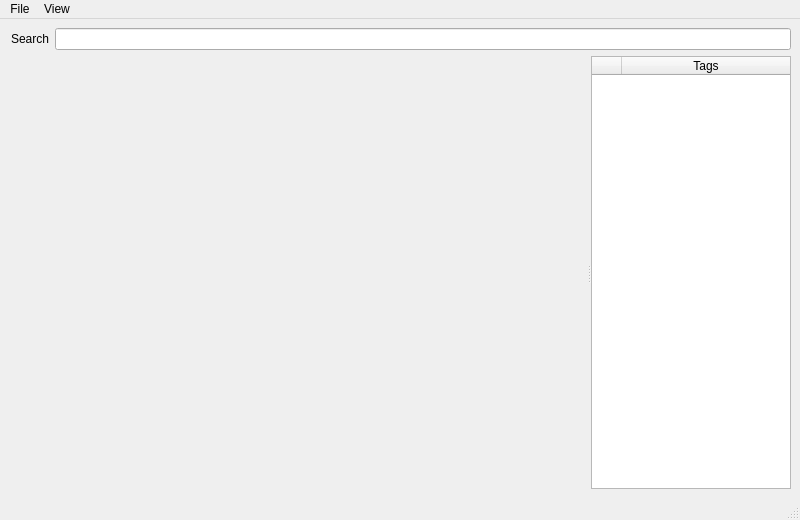
Qt form scripts/cwsmt/pipeline/scriptsinterface/ui/main.ui (chowooseoung/cwsmt) before a commit.
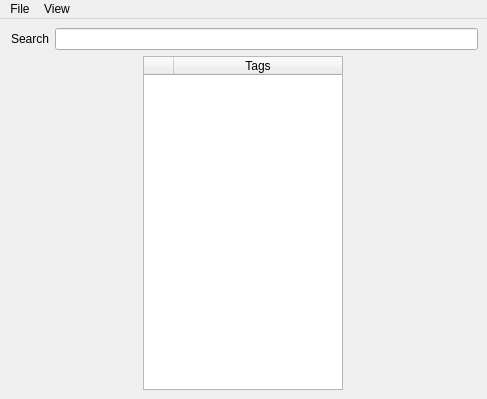
The same form after that commit.

```diff
--- a/scripts/cwsmt/pipeline/scriptsinterface/ui/main.ui
+++ b/scripts/cwsmt/pipeline/scriptsinterface/ui/main.ui
@@ -6,8 +6,8 @@
    <rect>
     <x>0</x>
     <y>0</y>
-    <width>800</width>
-    <height>520</height>
+    <width>487</width>
+    <height>399</height>
    </rect>
   </property>
   <property name="windowTitle">
@@ -20,6 +20,9 @@
       <property name="leftMargin">
        <number>2</number>
       </property>
+      <property name="rightMargin">
+       <number>0</number>
+      </property>
       <item>
        <widget class="QLabel" name="label">
         <property name="text">
@@ -33,13 +36,11 @@
      </layout>
     </item>
     <item>
-     <widget class="QSplitter" name="splitter">
-      <property name="orientation">
-       <enum>Qt::Horizontal</enum>
-      </property>
-      <widget class="QWidget" name="layoutWidget">
+     <layout class="QHBoxLayout" name="horizontalLayout_2">
+      <item>
        <layout class="QHBoxLayout" name="view_layout"/>
-      </widget>
+      </item>
+      <item>
       <widget class="QTableWidget" name="tags_view">
        <property name="sizePolicy">
         <sizepolicy hsizetype="Maximum" vsizetype="Expanding">
@@ -85,17 +86,17 @@
         </property>
        </column>
       </widget>
-     </widget>
-    </item>
-   </layout>
+      </item>
+     </layout>
+    </item>
+   </layout>
   </widget>
-  <widget class="QStatusBar" name="statusbar"/>
   <widget class="QMenuBar" name="menubar">
    <property name="geometry">
     <rect>
      <x>0</x>
      <y>0</y>
-     <width>800</width>
+     <width>487</width>
      <height>21</height>
     </rect>
    </property>
@@ -106,7 +107,7 @@
     <addaction name="load_action_btn"/>
     <addaction name="save_action_btn"/>
    </widget>
-   <widget class="QMenu" name="menuview">
+   <widget class="QMenu" name="view_menu">
     <property name="title">
      <string>View</string>
     </property>
@@ -114,7 +115,7 @@
     <addaction name="action_list"/>
    </widget>
    <addaction name="file_menu"/>
-   <addaction name="menuview"/>
+   <addaction name="view_menu"/>
   </widget>
   <action name="save_action_btn">
    <property name="text">
```
Left out of the diff: 19 changed lines with no effect on the pictures. Lines whose indentation alone changed are shown as unchanged.
